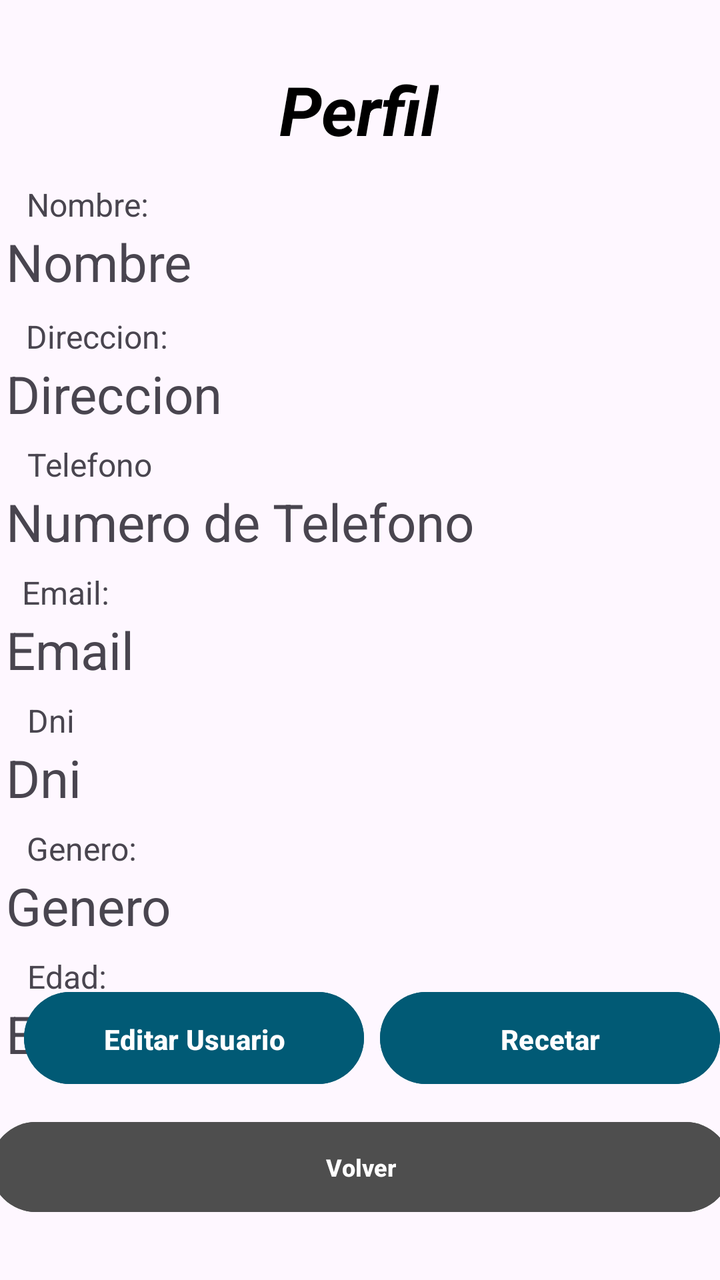
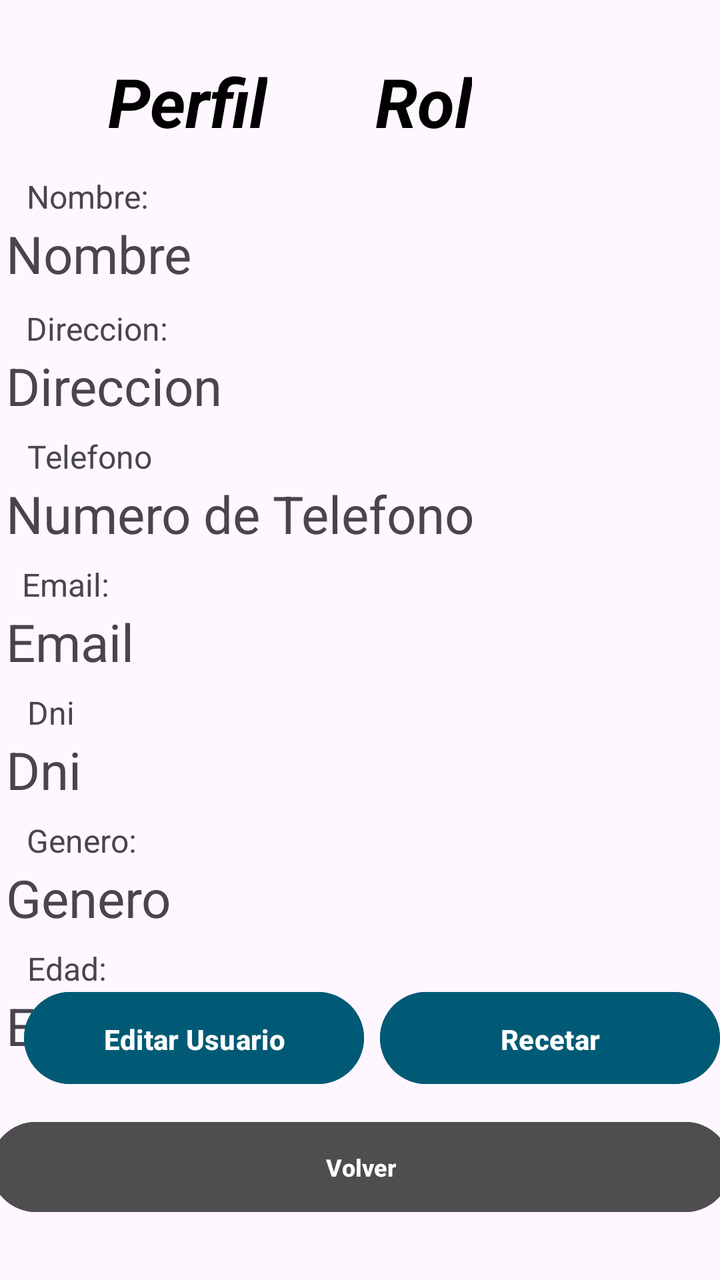

The first picture is an Android layout as it rendered before a commit; the second is the same layout after the commit. The layout source and the unified diff follow.
<!-- AndroidManifest.xml: application theme Theme.MobilesVC -->
<!-- res/layout/user_view.xml -->
<?xml version="1.0" encoding="utf-8"?>
<androidx.constraintlayout.widget.ConstraintLayout xmlns:android="http://schemas.android.com/apk/res/android"
    xmlns:app="http://schemas.android.com/apk/res-auto"
    xmlns:tools="http://schemas.android.com/tools"
    android:layout_width="match_parent"
    android:layout_height="match_parent">

    <androidx.constraintlayout.widget.ConstraintLayout
        android:layout_width="match_parent"
        android:layout_height="match_parent"
        tools:layout_editor_absoluteX="-40dp"
        tools:layout_editor_absoluteY="0dp">

        <TextView
            android:id="@+id/vEdad"
            android:layout_width="364dp"
            android:layout_height="50dp"
            android:layout_marginStart="10dp"
            android:layout_marginTop="14dp"
            android:text="Edad"
            android:textSize="26sp"
            app:layout_constraintEnd_toEndOf="parent"
            app:layout_constraintHorizontal_bias="0.5"
            app:layout_constraintStart_toStartOf="parent"
            app:layout_constraintTop_toBottomOf="@+id/vGenero" />

        <TextView
            android:id="@+id/vGenero"
            android:layout_width="364dp"
            android:layout_height="50dp"
            android:layout_marginStart="10dp"
            android:layout_marginTop="14dp"
            android:text="Genero"
            android:textSize="26sp"
            app:layout_constraintEnd_toEndOf="parent"
            app:layout_constraintHorizontal_bias="0.50"
            app:layout_constraintStart_toStartOf="parent"
            app:layout_constraintTop_toBottomOf="@+id/vDni" />

        <TextView
            android:id="@+id/vDni"
            android:layout_width="364dp"
            android:layout_height="50dp"
            android:layout_marginStart="10dp"
            android:layout_marginTop="14dp"
            android:text="Dni"
            android:textSize="26sp"
            app:layout_constraintEnd_toEndOf="parent"
            app:layout_constraintHorizontal_bias="0.50"
            app:layout_constraintStart_toStartOf="parent"
            app:layout_constraintTop_toBottomOf="@+id/vEmail" />

        <TextView
            android:id="@+id/vEmail"
            android:layout_width="364dp"
            android:layout_height="50dp"
            android:layout_marginStart="10dp"
            android:layout_marginTop="14dp"
            android:text="Email"
            android:textSize="26sp"
            app:layout_constraintEnd_toEndOf="parent"
            app:layout_constraintHorizontal_bias="0.50"
            app:layout_constraintStart_toStartOf="parent"
            app:layout_constraintTop_toBottomOf="@+id/vTelefono" />

        <TextView
            android:id="@+id/vTelefono"
            android:layout_width="364dp"
            android:layout_height="50dp"
            android:layout_marginStart="10dp"
            android:layout_marginTop="14dp"
            android:text="Numero de Telefono"
            android:textSize="26sp"
            app:layout_constraintEnd_toEndOf="parent"
            app:layout_constraintHorizontal_bias="0.50"
            app:layout_constraintStart_toStartOf="parent"
            app:layout_constraintTop_toBottomOf="@+id/vDireccion" />

        <TextView
            android:id="@+id/vDireccion"
            android:layout_width="364dp"
            android:layout_height="50dp"
            android:layout_marginStart="10dp"
            android:layout_marginTop="16dp"
            android:text="Direccion"
            android:textSize="26sp"
            app:layout_constraintEnd_toEndOf="parent"
            app:layout_constraintHorizontal_bias="0.50"
            app:layout_constraintStart_toStartOf="parent"
            app:layout_constraintTop_toBottomOf="@+id/vNombre" />

        <Button
            android:id="@+id/vRecetar"
            android:layout_width="170dp"
            android:layout_height="54dp"
            android:layout_marginStart="20dp"
            android:layout_marginEnd="12dp"
            android:layout_marginBottom="11dp"
            android:backgroundTint="#015A75"
            android:paddingVertical="14dp"
            android:text="Recetar"
            android:textStyle="bold"
            app:layout_constraintBottom_toTopOf="@+id/vVolverPerfil"
            app:layout_constraintEnd_toEndOf="parent"
            app:layout_constraintStart_toEndOf="@+id/vToEditUsuario" />

        <Button
            android:id="@+id/vToEditUsuario"
            android:layout_width="170dp"
            android:layout_height="54dp"
            android:layout_marginStart="12dp"
            android:layout_marginBottom="11dp"
            android:backgroundTint="#015A75"
            android:paddingVertical="14dp"
            android:text="Editar Usuario"
            android:textStyle="bold"
            app:layout_constraintBottom_toTopOf="@+id/vVolverPerfil"
            app:layout_constraintStart_toStartOf="parent" />

        <TextView
            android:id="@+id/textView6"
            android:layout_width="wrap_content"
            android:layout_height="wrap_content"
            android:layout_marginStart="174dp"
            android:layout_marginTop="32dp"
            android:layout_marginEnd="175dp"
            android:fontFamily="sans-serif"
            android:text="Perfil"
            android:textColor="#000000"
            android:textSize="34sp"
            android:textStyle="bold|italic"
            app:layout_constraintEnd_toEndOf="parent"
            app:layout_constraintStart_toStartOf="parent"
            app:layout_constraintTop_toTopOf="parent"
            tools:textSize="26sp" />

        <Button
            android:id="@+id/vVolverPerfil"
            android:layout_width="370dp"
            android:layout_height="53dp"
            android:layout_marginHorizontal="24dp"
            android:layout_marginStart="13dp"
            android:layout_marginEnd="13dp"
            android:layout_marginBottom="30dp"
            android:backgroundTint="#4E4E4E"
            android:paddingVertical="10dp"
            android:text="Volver"
            android:textSize="12sp"
            android:textStyle="bold"
            android:visibility="visible"
            app:layout_constraintBottom_toBottomOf="parent"
            app:layout_constraintEnd_toEndOf="parent"
            app:layout_constraintStart_toStartOf="parent" />

        <TextView
            android:id="@+id/vNombre"
            android:layout_width="364dp"
            android:layout_height="50dp"
            android:layout_marginStart="10dp"
            android:layout_marginTop="36dp"
            android:text="Nombre"
            android:textSize="26sp"
            app:layout_constraintEnd_toEndOf="parent"
            app:layout_constraintStart_toStartOf="parent"
            app:layout_constraintTop_toBottomOf="@+id/textView6" />

        <TextView
            android:id="@+id/textView14"
            android:layout_width="65dp"
            android:layout_height="22dp"
            android:text="Nombre:"
            android:textSize="16sp"
            app:layout_constraintBottom_toTopOf="@+id/vNombre"
            app:layout_constraintEnd_toEndOf="parent"
            app:layout_constraintHorizontal_bias="0.045"
            app:layout_constraintStart_toStartOf="parent"
            app:layout_constraintTop_toTopOf="parent"
            app:layout_constraintVertical_bias="1.0" />

        <TextView
            android:id="@+id/textView16"
            android:layout_width="75dp"
            android:layout_height="22dp"
            android:text="Direccion:"
            android:textSize="16sp"
            app:layout_constraintBottom_toTopOf="@+id/vDireccion"
            app:layout_constraintEnd_toEndOf="parent"
            app:layout_constraintHorizontal_bias="0.046"
            app:layout_constraintStart_toStartOf="parent"
            app:layout_constraintTop_toTopOf="parent"
            app:layout_constraintVertical_bias="1.0" />

        <TextView
            android:id="@+id/textView17"
            android:layout_width="66dp"
            android:layout_height="22dp"
            android:text="Telefono:"
            android:textSize="16sp"
            app:layout_constraintBottom_toTopOf="@+id/vTelefono"
            app:layout_constraintEnd_toEndOf="parent"
            app:layout_constraintHorizontal_bias="0.046"
            app:layout_constraintStart_toStartOf="parent"
            app:layout_constraintTop_toTopOf="parent"
            app:layout_constraintVertical_bias="1.0" />

        <TextView
            android:id="@+id/textView18"
            android:layout_width="50dp"
            android:layout_height="22dp"
            android:text="Email:"
            android:textSize="16sp"
            app:layout_constraintBottom_toTopOf="@+id/vEmail"
            app:layout_constraintEnd_toEndOf="parent"
            app:layout_constraintHorizontal_bias="0.036"
            app:layout_constraintStart_toStartOf="parent"
            app:layout_constraintTop_toTopOf="parent"
            app:layout_constraintVertical_bias="1.0" />

        <TextView
            android:id="@+id/textView19"
            android:layout_width="27dp"
            android:layout_height="22dp"
            android:text="Dni:"
            android:textSize="16sp"
            app:layout_constraintBottom_toTopOf="@+id/vDni"
            app:layout_constraintEnd_toEndOf="parent"
            app:layout_constraintHorizontal_bias="0.041"
            app:layout_constraintStart_toStartOf="parent"
            app:layout_constraintTop_toTopOf="parent"
            app:layout_constraintVertical_bias="1.0" />

        <TextView
            android:id="@+id/textView20"
            android:layout_width="55dp"
            android:layout_height="22dp"
            android:text="Genero:"
            android:textSize="16sp"
            app:layout_constraintBottom_toTopOf="@+id/vGenero"
            app:layout_constraintEnd_toEndOf="parent"
            app:layout_constraintHorizontal_bias="0.044"
            app:layout_constraintStart_toStartOf="parent"
            app:layout_constraintTop_toTopOf="parent"
            app:layout_constraintVertical_bias="1.0" />

        <TextView
            android:id="@+id/textView21"
            android:layout_width="40dp"
            android:layout_height="22dp"
            android:text="Edad:"
            android:textSize="16sp"
            app:layout_constraintBottom_toTopOf="@+id/vEdad"
            app:layout_constraintEnd_toEndOf="parent"
            app:layout_constraintHorizontal_bias="0.043"
            app:layout_constraintStart_toStartOf="parent"
            app:layout_constraintTop_toTopOf="parent"
            app:layout_constraintVertical_bias="1.0" />
    </androidx.constraintlayout.widget.ConstraintLayout>

</androidx.constraintlayout.widget.ConstraintLayout>
<!-- resources referenced by this layout -->
<resources>
  <style name="Theme.MobilesVC" parent="Base.Theme.MobilesVC" />
  <style name="Base.Theme.MobilesVC" parent="Theme.Material3.DayNight.NoActionBar">
          
          
      </style>
</resources>

<!-- the commit's change to res/layout/user_view.xml (unified diff, before → after) -->
@@ -10,6 +10,22 @@
         android:layout_height="match_parent"
         tools:layout_editor_absoluteX="-40dp"
         tools:layout_editor_absoluteY="0dp">
+
+        <TextView
+            android:id="@+id/textView70"
+            android:layout_width="wrap_content"
+            android:layout_height="wrap_content"
+            android:layout_marginTop="28dp"
+            android:fontFamily="sans-serif"
+            android:text="Perfil"
+            android:textColor="#000000"
+            android:textSize="34sp"
+            android:textStyle="bold|italic"
+            app:layout_constraintEnd_toStartOf="@+id/textRol"
+            app:layout_constraintHorizontal_bias="0.5"
+            app:layout_constraintStart_toStartOf="parent"
+            app:layout_constraintTop_toTopOf="parent"
+            tools:textSize="26sp" />
 
         <TextView
             android:id="@+id/vEdad"
@@ -118,19 +134,17 @@
             app:layout_constraintStart_toStartOf="parent" />
 
         <TextView
-            android:id="@+id/textView6"
+            android:id="@+id/textRol"
             android:layout_width="wrap_content"
             android:layout_height="wrap_content"
-            android:layout_marginStart="174dp"
-            android:layout_marginTop="32dp"
-            android:layout_marginEnd="175dp"
+            android:layout_marginTop="28dp"
+            android:layout_marginEnd="124dp"
             android:fontFamily="sans-serif"
-            android:text="Perfil"
+            android:text="Rol"
             android:textColor="#000000"
             android:textSize="34sp"
             android:textStyle="bold|italic"
             app:layout_constraintEnd_toEndOf="parent"
-            app:layout_constraintStart_toStartOf="parent"
             app:layout_constraintTop_toTopOf="parent"
             tools:textSize="26sp" />
 
@@ -162,7 +176,7 @@
             android:textSize="26sp"
             app:layout_constraintEnd_toEndOf="parent"
             app:layout_constraintStart_toStartOf="parent"
-            app:layout_constraintTop_toBottomOf="@+id/textView6" />
+            app:layout_constraintTop_toBottomOf="@+id/textRol" />
 
         <TextView
             android:id="@+id/textView14"
